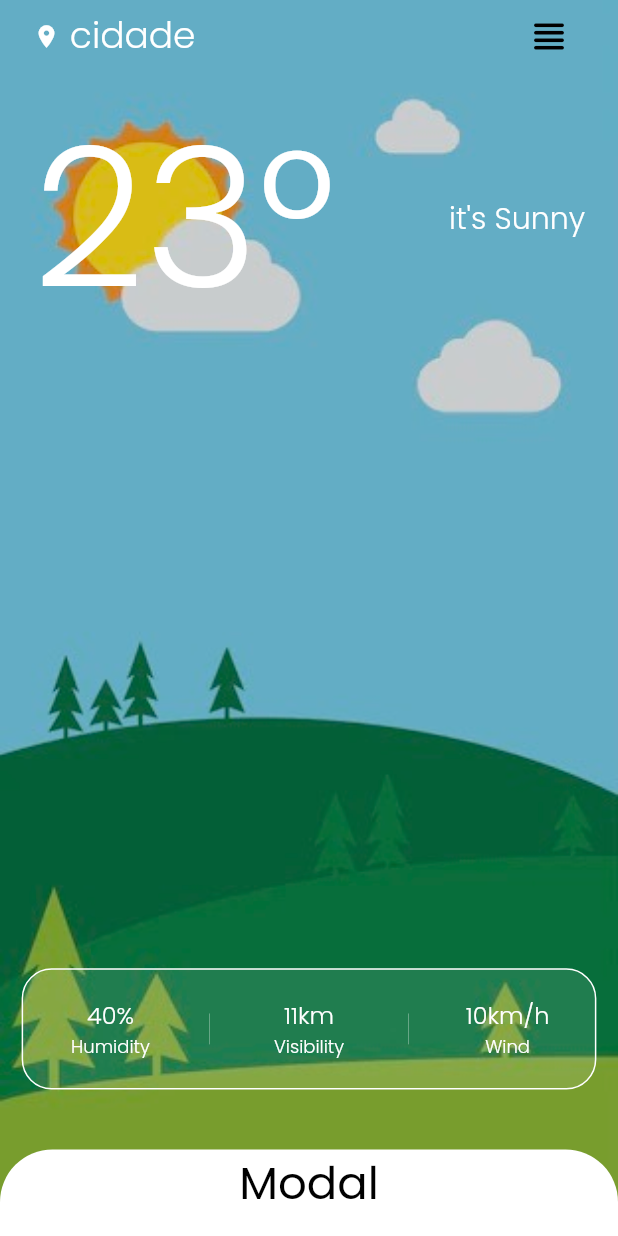
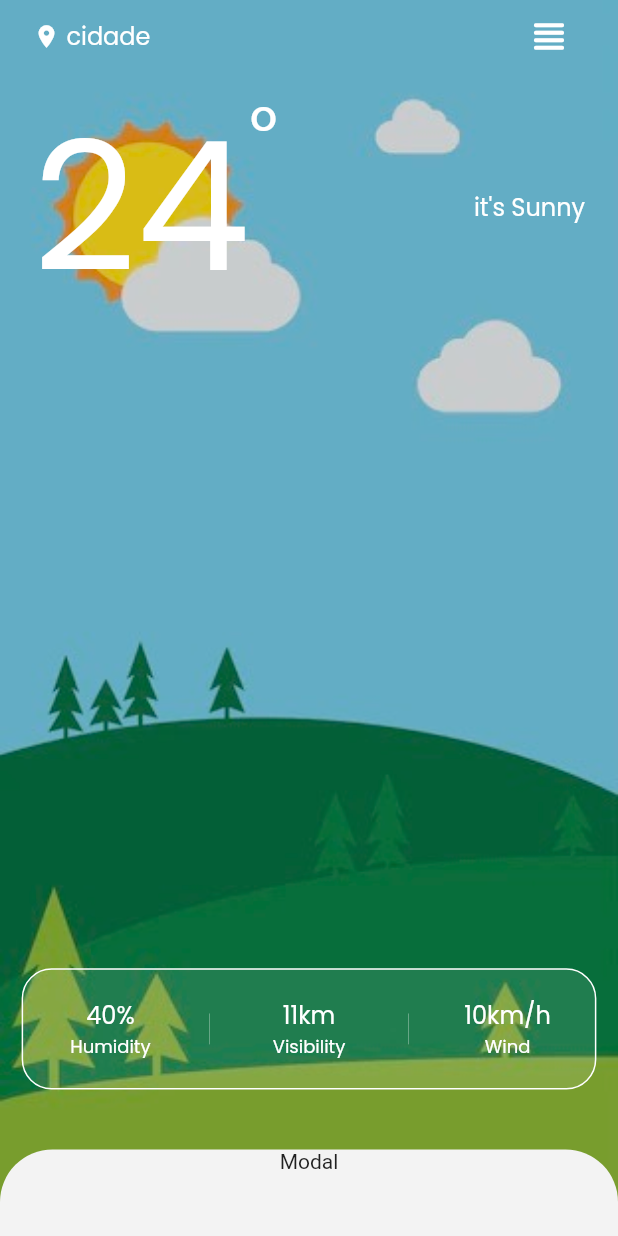
Before and after one commit to rayaniselim/fteam_weather_app, a Flutter app: the screen it shows after launch, on a phone screen of 412 x 824 dp. Run offline on Flutter 3.47's test engine with Material 2 defaults, Android fonts, the phone set to English and light mode, and no system bars; our stand-ins replace bloc, dio, flutter_modular, flutter_triple, google_fonts; missing offline and left inert: mockito.

Commit message:
AppTheme

```diff
--- a/app_weather/lib/app/app_widget.dart
+++ b/app_weather/lib/app/app_widget.dart
@@ -21,11 +21,9 @@ class AppWidget extends StatelessWidget {
       builder: (context, isLight, child) {
         return MaterialApp.router(
           debugShowCheckedModeBanner: false,
-          // title: weather.description,
-          // theme: AppTheme.themeLight,
           theme: AppTheme.themeLight,
-          darkTheme: AppTheme.themeDark,
-          themeMode: isLight ? ThemeMode.light : ThemeMode.dark,
+          // darkTheme: AppTheme.themeDark,
+          // themeMode: isLight ? ThemeMode.light : ThemeMode.dark,
           routerDelegate: Modular.routerDelegate,
           routeInformationParser: Modular.routeInformationParser,
         );
--- a/app_weather/lib/app/modules/home/components/home_description_component.dart
+++ b/app_weather/lib/app/modules/home/components/home_description_component.dart
@@ -16,9 +16,9 @@ class HomeDescriptionComponent extends StatelessWidget {
             width: largura * 0.93,
             height: altura * 0.098,
             decoration: BoxDecoration(
-              color: Colors.white10,
+              color: AppColors.colorWhite10,
               borderRadius: BorderRadius.circular(20),
-              border: Border.all(color: Colors.white),
+              border: Border.all(color: AppColors.primaryColor),
             ),
             child: Row(
               mainAxisAlignment: MainAxisAlignment.center,
@@ -31,12 +31,12 @@ class HomeDescriptionComponent extends StatelessWidget {
                       children: [
                         Text(
                           '40%',
-                          style: AppFontTheme(16).textWhite,
+                          style: Theme.of(context).textTheme.subtitle1,
                           textAlign: TextAlign.center,
                         ),
                         Text(
                           'Humidity',
-                          style: AppFontTheme(12).textWhite,
+                          style: Theme.of(context).textTheme.caption,
                           textAlign: TextAlign.center,
                         ),
                       ],
@@ -46,7 +46,7 @@ class HomeDescriptionComponent extends StatelessWidget {
                 SizedBox(
                   height: altura * 0.025,
                   child: const VerticalDivider(
-                    color: Colors.white70,
+                    color: AppColors.colorWhite70,
                     thickness: 0.3,
                   ),
                 ),
@@ -58,12 +58,12 @@ class HomeDescriptionComponent extends StatelessWidget {
                       children: [
                         Text(
                           '11km',
-                          style: AppFontTheme(16).textWhite,
+                          style: Theme.of(context).textTheme.subtitle1,
                           textAlign: TextAlign.center,
                         ),
                         Text(
                           'Visibility',
-                          style: AppFontTheme(12).textWhite,
+                          style: Theme.of(context).textTheme.caption,
                           textAlign: TextAlign.center,
                         ),
                       ],
@@ -73,7 +73,7 @@ class HomeDescriptionComponent extends StatelessWidget {
                 SizedBox(
                   height: altura * 0.025,
                   child: const VerticalDivider(
-                    color: Colors.white70,
+                    color: AppColors.colorWhite70,
                     thickness: 0.3, //espesura da borda
                   ),
                 ),
@@ -85,12 +85,12 @@ class HomeDescriptionComponent extends StatelessWidget {
                       children: [
                         Text(
                           '10km/h',
-                          style: AppFontTheme(16).textWhite,
+                          style: Theme.of(context).textTheme.subtitle1,
                           textAlign: TextAlign.center,
                         ),
                         Text(
                           'Wind',
-                          style: AppFontTheme(12).textWhite,
+                          style: Theme.of(context).textTheme.caption,
                           textAlign: TextAlign.center,
                         ),
                       ],
--- a/app_weather/lib/app/modules/home/components/home_forecast_modal.dart
+++ b/app_weather/lib/app/modules/home/components/home_forecast_modal.dart
@@ -14,16 +14,16 @@ class HomeForecastModal extends StatelessWidget {
           width: largura * 1.1,
           height: altura * 0.07,
           decoration: const BoxDecoration(
-            color: Colors.white,
+            color: AppColors.colorsBackground,
             borderRadius: BorderRadius.only(
               topLeft: Radius.circular(35),
               topRight: Radius.circular(35),
             ),
           ),
-          child: Text(
+          child: const Text(
             'Modal',
             textAlign: TextAlign.center,
-            style: AppFontTheme(30).textBlack,
+            // style: AppFontTheme(30).textBlack,
           ),
         ),
       ],
--- a/app_weather/lib/app/modules/home/components/home_heater_component.dart
+++ b/app_weather/lib/app/modules/home/components/home_heater_component.dart
@@ -1,4 +1,3 @@
-import 'package:design_system/design_system.dart';
 import 'package:flutter/material.dart';
 
 class HomeHeaterComponent extends StatelessWidget {
@@ -24,26 +23,18 @@ class HomeHeaterComponent extends StatelessWidget {
           child: Row(
             mainAxisAlignment: MainAxisAlignment.spaceBetween,
             children: [
-              // ValueListenableBuilder(
-              //   valueListenable: ,
-              //   builder: (BuildContext context, value, _) {
-
-              //     child:
               Row(
                 children: [
                   const Icon(
                     Icons.location_on_sharp,
-                    color: Colors.white,
                     size: 18,
                   ),
                   Text(
                     ' cidade',
-                    style: AppFontTheme(24).textWhite,
+                    style: Theme.of(context).textTheme.subtitle1,
                   ),
                 ],
               ),
-              // },
-              // ),
 
               /// TODO: PESQUISA
               IconButton(
@@ -67,13 +58,25 @@ class HomeHeaterComponent extends StatelessWidget {
           child: Row(
             mainAxisAlignment: MainAxisAlignment.spaceBetween,
             children: [
-              Text(
-                '23°', // TODO: deixar a bolinha pequena
-                style: AppFontTheme(130).textWhite,
+              RichText(
+                textAlign: TextAlign.left,
+                text: TextSpan(
+                  text: '24',
+                  style: Theme.of(context).textTheme.headline2,
+                  children: <InlineSpan>[
+                    WidgetSpan(
+                      alignment: PlaceholderAlignment.top,
+                      child: Text(
+                        '°',
+                        style: Theme.of(context).textTheme.headline3,
+                      ),
+                    ),
+                  ],
+                ),
               ),
               Text(
                 "it's Sunny",
-                style: AppFontTheme(20).textWhite,
+                style: Theme.of(context).textTheme.subtitle1,
               ),
             ],
           ),
--- a/app_weather/lib/app/modules/home/home_page.dart
+++ b/app_weather/lib/app/modules/home/home_page.dart
@@ -1,5 +1,6 @@
 import 'package:app_weather/app/modules/home/components/home_forecast_modal.dart';
 import 'package:core_module/core_module.dart';
+import 'package:design_system/design_system.dart';
 import 'package:flutter/material.dart';
 
 import 'components/home_description_component.dart';
@@ -42,9 +43,7 @@ class _HomePageState extends State<HomePage> {
             'assets/images/dia.png',
             fit: BoxFit.cover,
           ),
-          Container(
-            color: Colors.black.withOpacity(0.15),
-          ),
+          Container(color: AppColors.colorBlackOpacity),
           Column(
             children: const [
               HomeHeaterComponent(),
--- a/core_module/lib/feature/data/repositories/weather_repository.dart
+++ b/core_module/lib/feature/data/repositories/weather_repository.dart
@@ -1,5 +1,3 @@
-import 'dart:convert';
-
 import '../datasources/weather_datasource.dart';
 import '../models/weather_model.dart';
 
--- a/design_system/lib/src/theme/app_color.dart
+++ b/design_system/lib/src/theme/app_color.dart
@@ -2,17 +2,15 @@ import 'package:flutter/material.dart';
 
 class AppColors {
   static const Color primaryColor = Color(0xFFFFFFFF);
-
   static const Color colorsTextBlack = Color(0xFF000000);
   static const Color colorsTextGrey = Color(0xFF797979);
-  static const Color colorsTextWhite = Color(0xFFFFFFFF);
-
-  static const Color colorsIcon = Color(0xFFFFFFFF);
-
+  // static const Color colorsTextWhite = Color(0xFFFFFFFF);
+  // static const Color colorsIcon = Color(0xFFFFFFFF);
   static const Color colorsBackground = Color(0xFFF3F3F3);
-
   // static const Color colorsAppBar = Color(0x0fffff00);
   static const Color colorsAppBar = Colors.transparent;
-
   static const Color colorsError = Colors.red;
+  static const Color colorWhite10 = Colors.white10;
+  static const Color colorWhite70 = Colors.white70;
+  static Color colorBlackOpacity = Colors.black.withOpacity(0.15);
 }
--- a/design_system/lib/src/theme/app_font_theme.dart
+++ b/design_system/lib/src/theme/app_font_theme.dart
@@ -14,7 +14,7 @@ class AppFontTheme {
       );
   TextStyle get textWhite => GoogleFonts.poppins(
         textStyle: TextStyle(
-          color: AppColors.colorsTextWhite,
+          color: AppColors.primaryColor,
           fontSize: sizeText!,
           fontWeight: FontWeight.w300,
         ),
--- a/design_system/lib/src/theme/app_theme.dart
+++ b/design_system/lib/src/theme/app_theme.dart
@@ -1,29 +1,91 @@
+import 'package:core_module/core_module.dart';
 import 'package:flutter/material.dart';
 
 import 'app_color.dart';
 
+// class AppTheme {
+//   static final themeLight = ThemeData(
+//     primaryColor: AppColors.colorsAppBar,
+//     cardColor: AppColors.colorsBackground,
+//   );
+
+//   static final themeDark = ThemeData(
+//     primaryColor: AppColors.colorsAppBar,
+//     scaffoldBackgroundColor: AppColors.colorsBackground,
+//     visualDensity: VisualDensity.adaptivePlatformDensity,
+//     iconTheme: const IconThemeData(color: Colors.black),
+//     cardColor: AppColors.colorsBackground, // nao achei o card
+//     // hintColor: AppColors.colorsHintText,
+//     focusColor: AppColors.primaryColor,
+//     errorColor: AppColors.colorsError,
+//     backgroundColor: AppColors.colorsBackground,
+//   );
+// }
 class AppTheme {
-  static final themeLight = ThemeData(
-    primaryColor: AppColors.colorsAppBar,
+  static ThemeData themeLight = ThemeData(
+    brightness: Brightness.light,
+    textTheme: TextTheme(
+        headline2: GoogleFonts.poppins(
+          color: AppColors.primaryColor,
+          fontSize: 120,
+        ),
+        subtitle1: GoogleFonts.poppins(
+          color: AppColors.primaryColor,
+        ),
+        caption: GoogleFonts.poppins(
+          color: AppColors.primaryColor,
+        ),
+        overline: GoogleFonts.poppins(
+          color: AppColors.colorsTextGrey,
+        ),
+        headline5: GoogleFonts.poppins(color: AppColors.colorsTextBlack),
+        headline3: GoogleFonts.poppins(color: AppColors.primaryColor)),
     scaffoldBackgroundColor: AppColors.colorsBackground,
     visualDensity: VisualDensity.adaptivePlatformDensity,
-    iconTheme: const IconThemeData(color: AppColors.primaryColor),
-    cardColor: AppColors.colorsBackground,
-    // hintColor: AppColors.colorsHintText,
+    iconTheme: IconThemeData(color: AppColors.primaryColor),
+    errorColor: AppColors.colorsError,
+    // backgroundColor: AppColors.colorsBackground,
+    backgroundColor: Colors.red, // ??????
+    hintColor: AppColors.colorsTextGrey,
     focusColor: AppColors.primaryColor,
-    errorColor: AppColors.colorsError,
-    backgroundColor: AppColors.colorsBackground,
+
+    primaryColor: AppColors.primaryColor,
+  );
+}
+
+class LightTextTheme extends TextTheme {
+  static TextTheme head2 = TextTheme(
+    headline2: GoogleFonts.poppins(
+      color: AppColors.primaryColor,
+      fontSize: 120,
+    ),
+  );
+  static TextTheme head3 = TextTheme(
+    headline3: GoogleFonts.poppins(
+      color: AppColors.primaryColor,
+    ),
   );
 
-  static final themeDark = ThemeData(
-    primaryColor: AppColors.colorsAppBar,
-    scaffoldBackgroundColor: AppColors.colorsBackground,
-    visualDensity: VisualDensity.adaptivePlatformDensity,
-    iconTheme: const IconThemeData(color: Colors.black),
-    cardColor: AppColors.colorsBackground, // nao achei o card
-    // hintColor: AppColors.colorsHintText,
-    focusColor: AppColors.primaryColor,
-    errorColor: AppColors.colorsError,
-    backgroundColor: AppColors.colorsBackground,
+  static TextTheme head5 = TextTheme(
+    subtitle1: GoogleFonts.poppins(
+      color: AppColors.colorsTextBlack,
+    ),
+  );
+  static TextTheme subt1 = TextTheme(
+    subtitle1: GoogleFonts.poppins(
+      color: AppColors.primaryColor,
+    ),
+  );
+
+  static TextTheme capt = TextTheme(
+    caption: GoogleFonts.poppins(
+      color: AppColors.primaryColor,
+    ),
+  );
+
+  static TextTheme overl = TextTheme(
+    overline: GoogleFonts.poppins(
+      color: AppColors.colorsTextGrey,
+    ),
   );
 }
```
